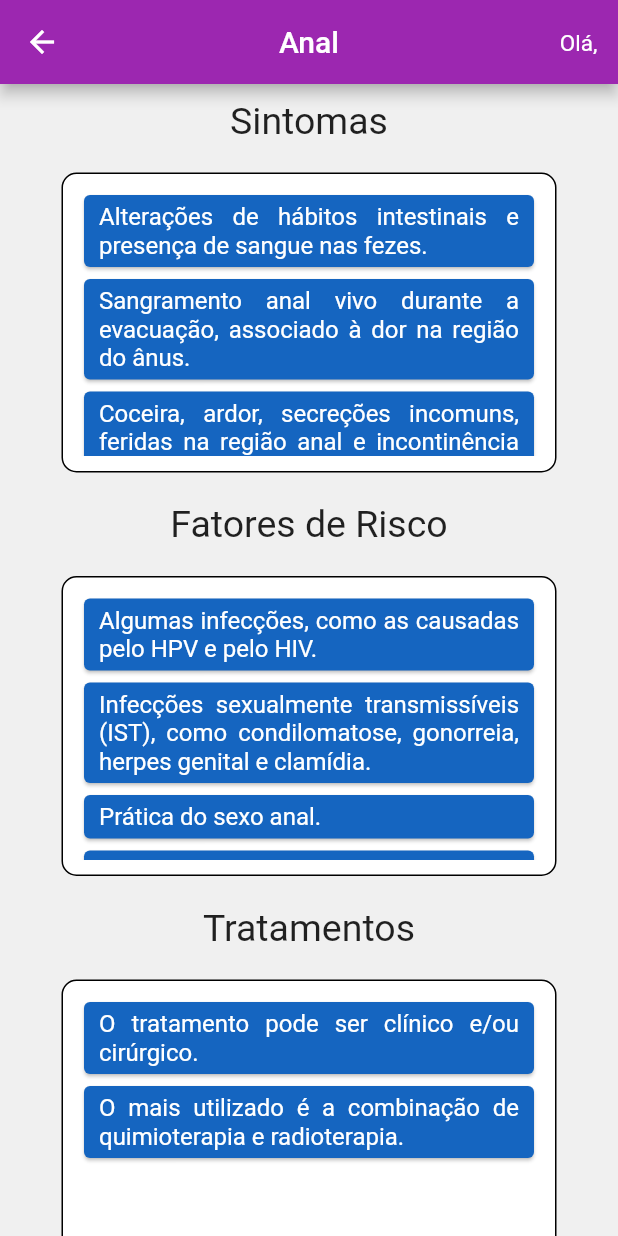
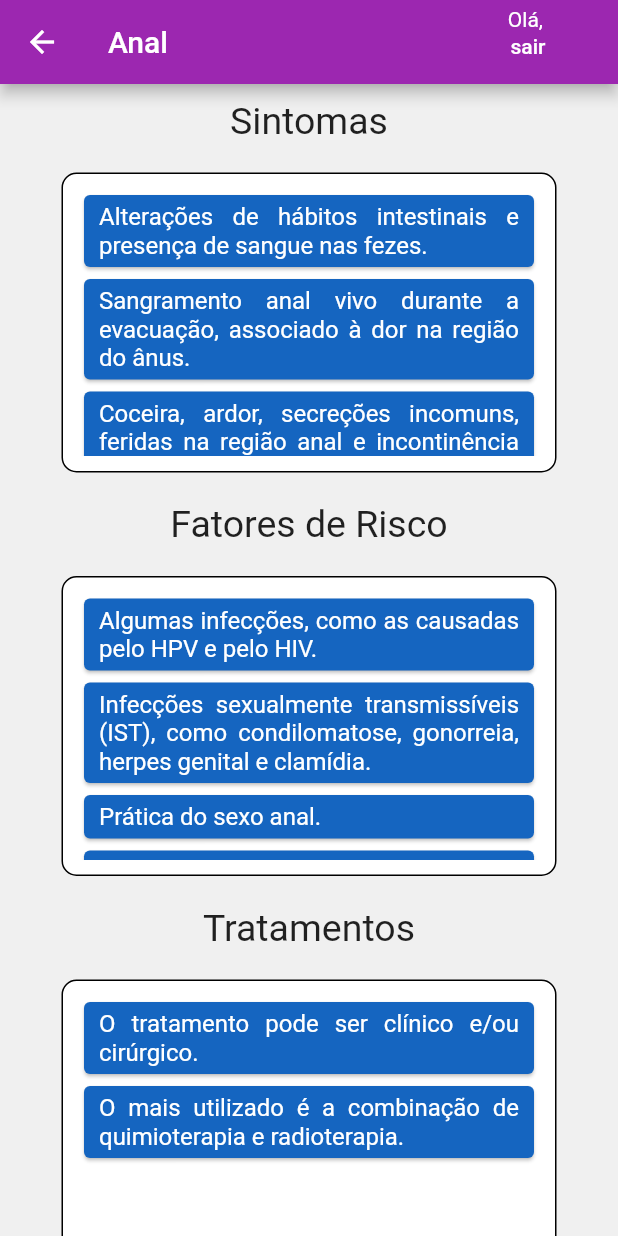
Before and after one commit to LilianeCosta767/OncoArray, a Flutter app: the CategoriesOncoScreen screen opened directly with sample values from the repository, on a phone screen of 412 x 824 dp. Run offline on Flutter 3.47's test engine with Material 2 defaults, Android fonts, the phone set to English and light mode, and no system bars; our stand-ins replace cloud_firestore, firebase_auth; accounts and stored records are empty; network calls fail; Roboto replaces fonts that are missing (Raleway).

Commit message:
AdiconadoBotaodeSair

```diff
--- a/OncoAssay/lib/models/user_manager.dart
+++ b/OncoAssay/lib/models/user_manager.dart
@@ -16,6 +16,7 @@ class UserManager extends ChangeNotifier {
   User user;
   bool _loading = false;
   bool get loading => _loading;
+  bool get isLoggedIn => user != null;
 
   Future<void> signIn({User user, Function onFail, Function onSuccess}) async {
     loading = true;
@@ -49,6 +50,12 @@ class UserManager extends ChangeNotifier {
     loading = false;
   }
 
+  void signOut() {
+    auth.signOut();
+    user = null;
+    notifyListeners();
+  }
+
   set loading(bool value) {
     _loading = value;
     notifyListeners();
--- a/OncoAssay/lib/screen/categories_onco_screen.dart
+++ b/OncoAssay/lib/screen/categories_onco_screen.dart
@@ -15,17 +15,36 @@ class CategoriesOncoScreen extends StatelessWidget {
     }).toList();
 
     return Scaffold(
-      appBar: AppBar(centerTitle: true, title: Text(category.title), actions: [
+      appBar: AppBar(title: Text(category.title), actions: [
         Consumer<UserManager>(
           builder: (_, userManager, __) {
             return Container(
-              padding: EdgeInsets.symmetric(vertical: 20, horizontal: 10),
-              child: Text(
-                'Olá, ${userManager.user?.name ?? ''}',
-                style: TextStyle(
-                  fontSize: 15,
-                  fontWeight: FontWeight.normal,
-                ),
+              padding: EdgeInsets.symmetric(horizontal: 20, vertical: 5),
+              child: Column(
+                children: [
+                  Text(
+                    'Olá, ${userManager.user?.name ?? ''}',
+                    style: TextStyle(
+                      fontSize: 14,
+                      fontWeight: FontWeight.normal,
+                    ),
+                  ),
+                  SizedBox(
+                    height: 20,
+                    width: 80,
+                    child: RaisedButton(
+                      color: Colors.purple,
+                      elevation: 0,
+                      child: Text(
+                        'sair',
+                        style: TextStyle(color: Colors.white),
+                      ),
+                      onPressed: () {
+                        Navigator.of(context).pushReplacementNamed('/');
+                      },
+                    ),
+                  )
+                ],
               ),
             );
           },
```
